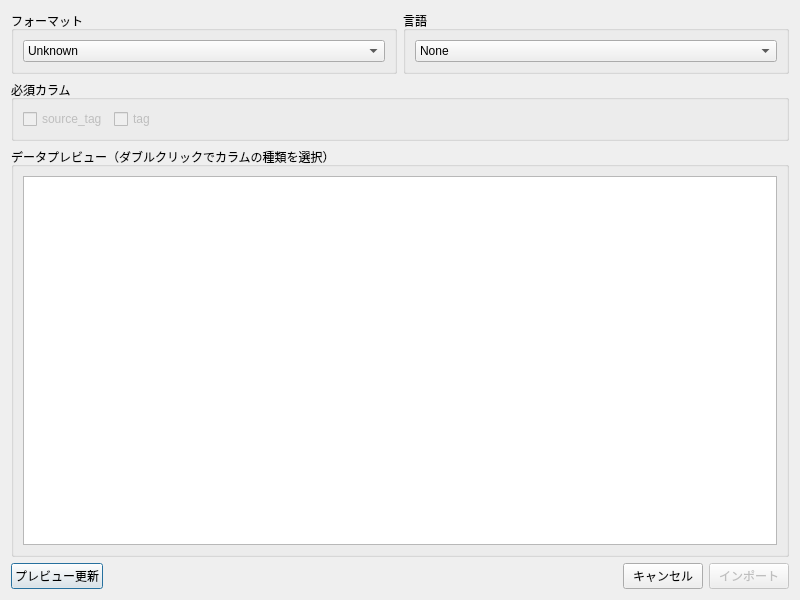
The window that genai_tag_db_tools/gui/designer/TagDataImportDialog.ui (NEXTAltair/genai-tag-db-tools) describes before a commit, drawn with Qt 5.
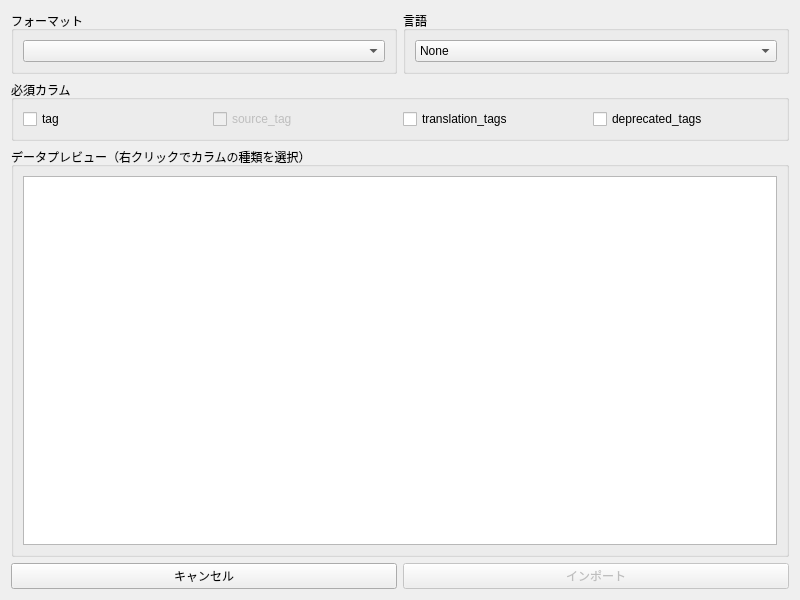
The same window after the commit.

Commit message: 新しい設定ファイルを追加し、データベースパスと利用可能なカラムを定義。インポート処理でのパスを修正し、タグクリーナーの型ヒントを更新。UIの改善を行い、インポートボタンのテキストを変更。

The edit to the form file:
```diff
--- a/genai_tag_db_tools/gui/designer/TagDataImportDialog.ui
+++ b/genai_tag_db_tools/gui/designer/TagDataImportDialog.ui
@@ -23,13 +23,7 @@
        </property>
        <layout class="QHBoxLayout" name="horizontalLayout">
         <item>
-         <widget class="QComboBox" name="formatComboBox">
-          <item>
-           <property name="text">
-            <string>Unknown</string>
-           </property>
-          </item>
-         </widget>
+         <widget class="QComboBox" name="formatComboBox"/>
         </item>
        </layout>
       </widget>
@@ -60,6 +54,13 @@
       <string>必須カラム</string>
      </property>
      <layout class="QHBoxLayout" name="horizontalLayout_3">
+      <item>
+       <widget class="QCheckBox" name="tagCheckBox">
+        <property name="text">
+         <string>tag</string>
+        </property>
+       </widget>
+      </item>
       <item>
        <widget class="QCheckBox" name="sourceTagCheckBox">
         <property name="enabled">
@@ -74,27 +75,18 @@
        </widget>
       </item>
       <item>
-       <widget class="QCheckBox" name="tagCheckBox">
-        <property name="enabled">
-         <bool>false</bool>
-        </property>
+       <widget class="QCheckBox" name="translationTagsCheckBox">
         <property name="text">
-         <string>tag</string>
+         <string>translation_tags</string>
         </property>
        </widget>
       </item>
       <item>
-       <spacer name="horizontalSpacer_2">
-        <property name="orientation">
-         <enum>Qt::Horizontal</enum>
+       <widget class="QCheckBox" name="deprecatedTagsCheckBox">
+        <property name="text">
+         <string>deprecated_tags</string>
         </property>
-        <property name="sizeHint" stdset="0">
-         <size>
-          <width>40</width>
-          <height>20</height>
-         </size>
-        </property>
-       </spacer>
+       </widget>
       </item>
      </layout>
     </widget>
@@ -102,7 +94,7 @@
    <item>
     <widget class="QGroupBox" name="dataPreviewGroupBox">
      <property name="title">
-      <string>データプレビュー（ダブルクリックでカラムの種類を選択）</string>
+      <string>データプレビュー（右クリックでカラムの種類を選択）</string>
      </property>
      <layout class="QVBoxLayout" name="verticalLayout_2">
       <item>
@@ -122,35 +114,8 @@
     </widget>
    </item>
    <item>
-    <layout class="QHBoxLayout" name="buttonLayout">
-     <item>
-      <widget class="QPushButton" name="previewButton">
-       <property name="text">
-        <string>プレビュー更新</string>
-       </property>
-      </widget>
-     </item>
-     <item>
-      <spacer name="horizontalSpacer">
-       <property name="orientation">
-        <enum>Qt::Horizontal</enum>
-       </property>
-       <property name="sizeHint" stdset="0">
-        <size>
-         <width>40</width>
-         <height>20</height>
-        </size>
-       </property>
-      </spacer>
-     </item>
-     <item>
-      <widget class="QPushButton" name="cancelButton">
-       <property name="text">
-        <string>キャンセル</string>
-       </property>
-      </widget>
-     </item>
-     <item>
+    <layout class="QGridLayout" name="gridLayout">
+     <item row="0" column="1">
       <widget class="QPushButton" name="importButton">
        <property name="enabled">
         <bool>false</bool>
@@ -160,6 +125,13 @@
        </property>
       </widget>
      </item>
+     <item row="0" column="0">
+      <widget class="QPushButton" name="cancelButton">
+       <property name="text">
+        <string>キャンセル</string>
+       </property>
+      </widget>
+     </item>
     </layout>
    </item>
   </layout>
```
Left out of the diff: 6 changed lines with no effect on the pictures. The commit also changes 10 other files.
